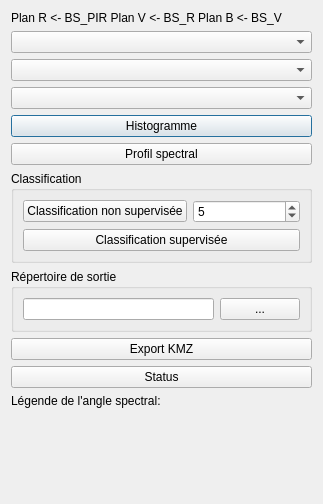
Old version of the form ui_qgiseducation.ui in the repository CS-SI/TerreImage.
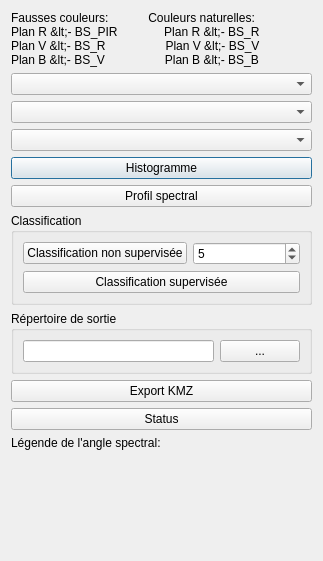
New version of the form.

Commit message: indications fausses couleurs couleurs naturelles

```diff
--- a/ui_qgiseducation.ui
+++ b/ui_qgiseducation.ui
@@ -7,7 +7,7 @@
     <x>0</x>
     <y>0</y>
     <width>323</width>
-    <height>504</height>
+    <height>561</height>
    </rect>
   </property>
   <property name="windowTitle">
@@ -17,9 +17,10 @@
    <item>
     <widget class="QLabel" name="label">
      <property name="text">
-      <string>Plan R &lt;- BS_PIR 
-Plan V &lt;- BS_R 
-Plan B &lt;- BS_V</string>
+      <string>Fausses couleurs:            Couleurs naturelles:
+Plan R &lt;- BS_PIR              Plan R &lt;- BS_R 
+Plan V &lt;- BS_R                  Plan V &lt;- BS_V 
+Plan B &lt;- BS_V                  Plan B &lt;- BS_B</string>
      </property>
     </widget>
    </item>
```
The commit also changes 1 other file.
